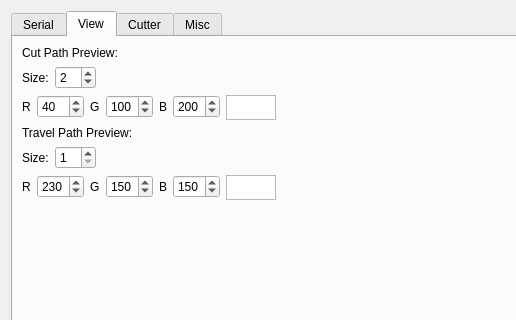
Old version of the form dialogsettings.ui in the repository makerslocal/localplot; both pictures show x 0 to 516 and y 0 to 320 of the 1242 by 706 pixel window.
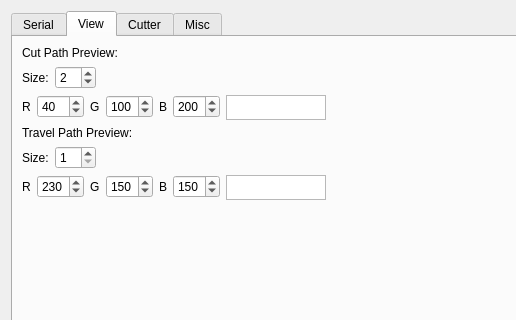
New version of the form. The open tabs and pages were chosen to show the change.

```diff
--- a/dialogsettings.ui
+++ b/dialogsettings.ui
@@ -290,7 +290,7 @@
            </property>
            <property name="minimumSize">
             <size>
-             <width>50</width>
+             <width>100</width>
              <height>25</height>
             </size>
            </property>
@@ -467,7 +467,7 @@
            </property>
            <property name="minimumSize">
             <size>
-             <width>50</width>
+             <width>100</width>
              <height>25</height>
             </size>
            </property>
```
